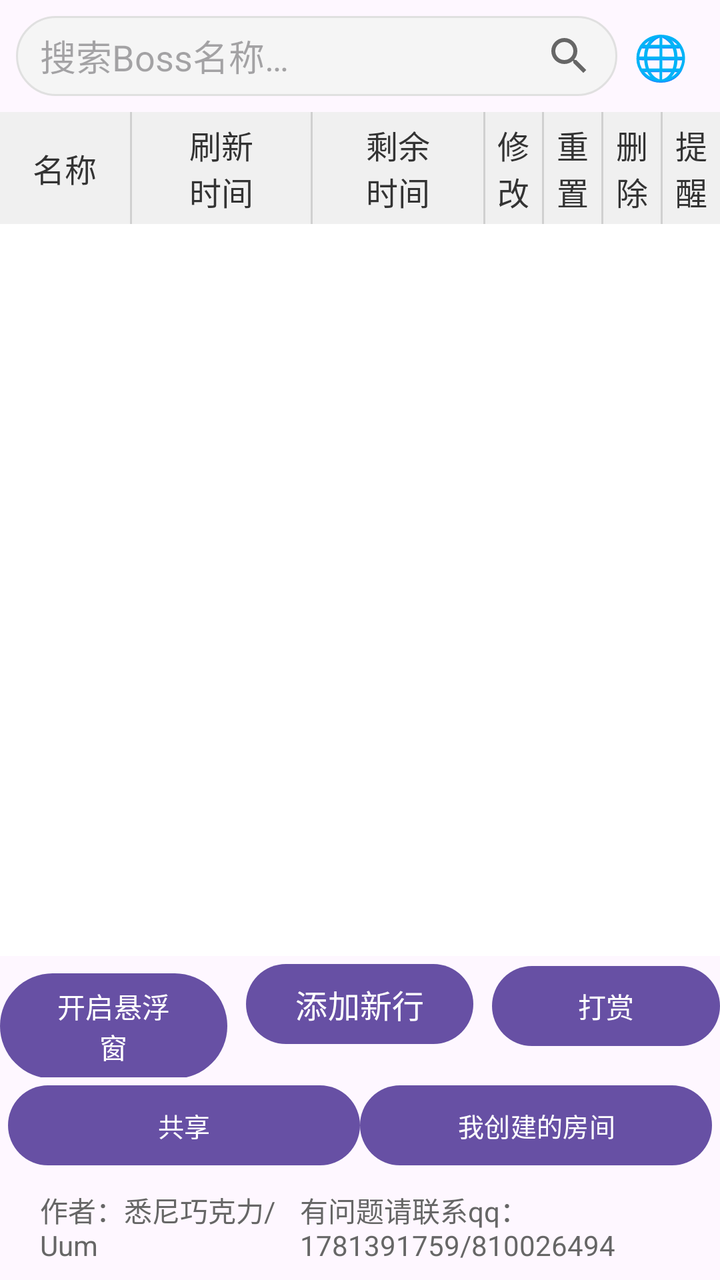
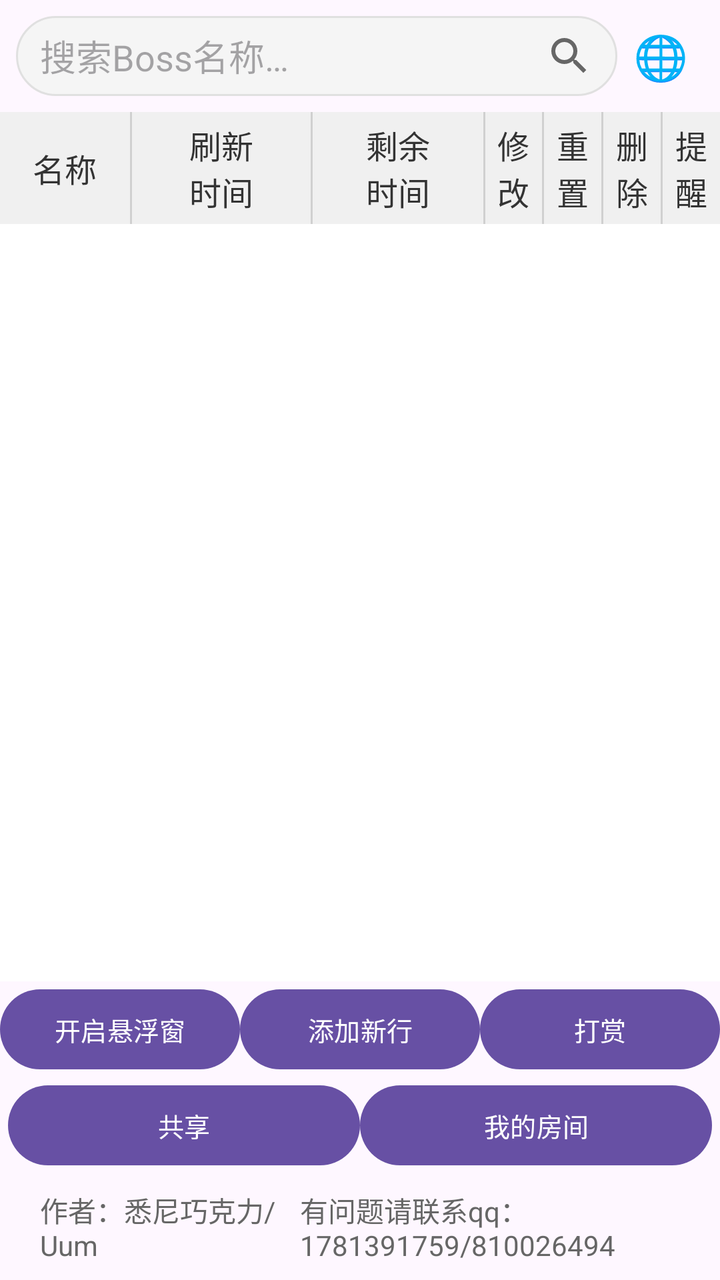

Compare the two renders of this Android layout. The source of the first and the diff that turns it into the second are given below.
<!-- AndroidManifest.xml: application theme Theme.Boss -->
<!-- res/layout/activity_main.xml -->
<?xml version="1.0" encoding="utf-8"?>
<LinearLayout xmlns:android="http://schemas.android.com/apk/res/android"
    xmlns:app="http://schemas.android.com/apk/res-auto"
    xmlns:tools="http://schemas.android.com/tools"
    android:id="@+id/main"
    android:layout_width="match_parent"
    android:layout_height="match_parent"
    android:orientation="vertical"
    android:fitsSystemWindows="true"
    tools:context=".MainActivity">

    
    <LinearLayout
        android:layout_width="match_parent"
        android:layout_height="wrap_content"
        android:orientation="horizontal"
        android:padding="8dp">

        <EditText
            android:id="@+id/search_input"
            android:layout_width="0dp"
            android:layout_height="40dp"
            android:layout_weight="1"
            android:background="@drawable/search_edittext_bg"
            android:cursorVisible="true"
            android:drawableEnd="@drawable/ic_search"
            android:focusableInTouchMode="true"
            android:hint="@string/search_hint"
            android:imeOptions="actionSearch"
            android:inputType="text"
            android:maxLines="1"
            android:paddingStart="12dp"
            android:paddingEnd="12dp"
            android:singleLine="true" />

        
        <TextView
            android:id="@+id/btn_language"
            android:layout_width="wrap_content"
            android:layout_height="40dp"
            android:text="🌐"
            android:textSize="22sp"
            android:background="?attr/selectableItemBackgroundBorderless"
            android:paddingStart="8dp"
            android:paddingEnd="8dp"
            android:gravity="center"
            android:layout_gravity="center_vertical"/>
    </LinearLayout>

    
    <TextView
        android:id="@+id/shared_mode_header"
        android:layout_width="match_parent"
        android:layout_height="wrap_content"
        android:gravity="center"
        android:padding="4dp"
        android:textSize="14sp"
        android:textColor="#FFFFFF"
        android:background="#3F51B5"
        android:visibility="gone" />

    
    <LinearLayout
        android:layout_width="match_parent"
        android:layout_height="wrap_content"
        android:orientation="horizontal"
        android:background="#F0F0F0">   

        <TextView
            android:id="@+id/text1"
            android:layout_width="0dp"
            android:layout_height="match_parent"
            android:layout_weight="16"
            android:gravity="center"
            android:text="@string/column_name"
            android:textSize="16sp"
            android:textColor="#333333" />

        <View
            android:layout_width="1dp"
            android:layout_height="match_parent"
            android:background="#D0D0D0" />

        <TextView
            android:id="@+id/text2"
            android:layout_width="0dp"
            android:layout_height="56dp"
            android:layout_weight="22"
            android:gravity="center"
            android:text="@string/column_refresh"
            android:textSize="16sp"
            android:textColor="#333333" />

        <View
            android:layout_width="1dp"
            android:layout_height="match_parent"
            android:background="#D0D0D0" />

        <TextView
            android:id="@+id/text3"
            android:layout_width="0dp"
            android:layout_height="56dp"
            android:layout_weight="21"
            android:gravity="center"
            android:text="@string/column_remaining"
            android:textSize="16sp"
            android:textColor="#333333" />

        <View
            android:layout_width="1dp"
            android:layout_height="match_parent"
            android:background="#D0D0D0" />

        <TextView
            android:layout_width="0dp"
            android:layout_height="match_parent"
            android:layout_weight="7"
            android:gravity="center"
            android:text="@string/column_edit"
            android:textSize="16sp"
            android:textColor="#333333" />

        <View
            android:layout_width="1dp"
            android:layout_height="match_parent"
            android:background="#D0D0D0" />

        <TextView
            android:layout_width="0dp"
            android:layout_height="match_parent"
            android:layout_weight="7"
            android:gravity="center"
            android:text="@string/column_reset"
            android:textSize="16sp"
            android:textColor="#333333" />

        <View
            android:layout_width="1dp"
            android:layout_height="match_parent"
            android:background="#D0D0D0" />

        <TextView
            android:layout_width="0dp"
            android:layout_height="match_parent"
            android:layout_weight="7"
            android:gravity="center"
            android:text="@string/column_delete"
            android:textSize="16sp"
            android:textColor="#333333" />

        <View
            android:layout_width="1dp"
            android:layout_height="match_parent"
            android:background="#D0D0D0" />

        <TextView
            android:layout_width="0dp"
            android:layout_height="match_parent"
            android:layout_weight="7"
            android:gravity="center"
            android:text="@string/column_notify"
            android:textSize="16sp"
            android:textColor="#333333" />

    </LinearLayout>

    
    <androidx.recyclerview.widget.RecyclerView
        android:id="@+id/recycler_view"
        android:layout_width="match_parent"
        android:layout_height="0dp"
        android:layout_weight="1"
        android:background="#FFFFFF"
        app:layoutManager="androidx.recyclerview.widget.LinearLayoutManager" />

    
    <LinearLayout
        android:layout_width="match_parent"
        android:layout_height="wrap_content"
        android:orientation="horizontal">

        <Button
            android:id="@+id/toggle_floating"
            android:layout_width="0dp"
            android:layout_weight="120"
            android:layout_height="wrap_content"
            android:text="@string/button_toggle_float"
            app:layout_constraintBottom_toBottomOf="parent"
            app:layout_constraintEnd_toEndOf="parent" />

        <View
            android:layout_width="0dp"
            android:layout_height="1dp"
            android:layout_weight="10" />

        <Button
            android:id="@+id/add_button"
            android:layout_width="0dp"
            android:layout_weight="120"
            android:layout_height="wrap_content"
            android:text="@string/button_add_row"
            android:textSize="16sp" />

        <View
            android:layout_width="0dp"
            android:layout_height="1dp"
            android:layout_weight="10" />

        <Button
            android:id="@+id/toggle_money"
            android:layout_width="0dp"
            android:layout_weight="120"
            android:layout_height="wrap_content"
            android:text="@string/button_donate"
            app:layout_constraintBottom_toBottomOf="parent"
            app:layout_constraintEnd_toEndOf="parent" />
    </LinearLayout>

    
    <LinearLayout
        android:layout_width="match_parent"
        android:layout_height="wrap_content"
        android:orientation="horizontal"
        android:paddingStart="4dp"
        android:paddingEnd="4dp"
        android:gravity="center">

        <Button
            android:id="@+id/btn_leave_room"
            android:layout_width="0dp"
            android:layout_weight="1"
            android:layout_height="wrap_content"
            android:text="@string/room_leave"
            android:textSize="13sp"
            android:minWidth="0dp"
            android:paddingStart="4dp"
            android:paddingEnd="4dp"
            android:visibility="gone" />

        <Button
            android:id="@+id/btn_room"
            android:layout_width="0dp"
            android:layout_weight="1"
            android:layout_height="wrap_content"
            android:text="@string/room_button"
            android:textSize="13sp"
            android:minWidth="0dp"
            android:paddingStart="4dp"
            android:paddingEnd="4dp" />

        <Button
            android:id="@+id/btn_my_rooms"
            android:layout_width="0dp"
            android:layout_weight="1"
            android:layout_height="wrap_content"
            android:text="@string/my_rooms_button"
            android:textSize="13sp"
            android:minWidth="0dp"
            android:paddingStart="4dp"
            android:paddingEnd="4dp" />
    </LinearLayout>

    
    <LinearLayout
        android:layout_width="match_parent"
        android:layout_height="wrap_content"
        android:orientation="horizontal">

        <View
            android:layout_width="0dp"
            android:layout_weight="2"
            android:layout_height="1dp"/>

        <TextView
            android:layout_width="0dp"
            android:layout_weight="12"
            android:layout_height="wrap_content"
            android:text="@string/author_text"
            android:textSize="14sp"
            android:textColor="#666666"
            android:layout_marginTop="8dp"
            android:layout_marginBottom="8dp"/>

        <View
            android:layout_width="0dp"
            android:layout_height="1dp"
            android:layout_weight="1"/>

        <TextView
            android:layout_width="0dp"
            android:layout_weight="19"
            android:layout_height="wrap_content"
            android:text="@string/contact_text"
            android:textSize="14sp"
            android:textColor="#666666"
            android:layout_marginTop="8dp"
            android:layout_marginBottom="8dp"/>

        <View
            android:layout_width="0dp"
            android:layout_height="1dp"
            android:layout_weight="2"/>
    </LinearLayout>
</LinearLayout>
<!-- resources referenced by this layout -->
<resources>
  <!-- drawable ic_search (drawable) -->
  <vector xmlns:android="http://schemas.android.com/apk/res/android"
      android:width="24dp"
      android:height="24dp"
      android:viewportWidth="24"
      android:viewportHeight="24">
      <path
          android:fillColor="#666666"
          android:pathData="M15.5,14h-0.79l-0.28,-0.27A6.471,6.471 0,0 0,16 9.5,6.5 6.5,0 1,0 9.5 16c1.61,0 3.09,-0.59 4.23,-1.57l0.27,0.28v0.79l5,4.99L20.49,19l-4.99,-5zM9.5,14A4.5,4.5 0,1 1,14 9.5,4.5 4.5,0 0,1 9.5 14z"/>
  </vector>
  <!-- drawable search_edittext_bg (drawable) -->
  <?xml version="1.0" encoding="utf-8"?>
  <shape xmlns:android="http://schemas.android.com/apk/res/android">
      <solid android:color="#F5F5F5"/>
      <corners android:radius="20dp"/>
      <stroke android:width="1dp" android:color="#E0E0E0"/>
  </shape>
  <string name="author_text">作者：悉尼巧克力/Uum</string>
  <string name="button_add_row">添加新行</string>
  <string name="button_donate">打赏</string>
  <string name="button_toggle_float">开启悬浮窗</string>
  <string name="column_delete">删\n除</string>
  <string name="column_edit">修\n改</string>
  <string name="column_name">名称</string>
  <string name="column_notify">提\n醒</string>
  <string name="column_refresh">刷新\n时间</string>
  <string name="column_remaining">剩余\n时间</string>
  <string name="column_reset">重\n置</string>
  <string name="contact_text">有问题请联系qq：1781391759/810026494</string>
  <string name="my_rooms_button">我创建的房间</string>
  <string name="room_button">共享</string>
  <string name="room_leave">离开房间</string>
  <string name="search_hint">搜索Boss名称…</string>
  <style name="Theme.Boss" parent="Base.Theme.Boss" />
  <style name="Base.Theme.Boss" parent="Theme.Material3.DayNight.NoActionBar">
          
          
      </style>
</resources>

<!-- the commit's change to res/layout/activity_main.xml (unified diff, before → after) -->
@@ -48,16 +48,42 @@
     </LinearLayout>
 
     
-    <TextView
+    <LinearLayout
         android:id="@+id/shared_mode_header"
         android:layout_width="match_parent"
         android:layout_height="wrap_content"
         android:gravity="center"
         android:padding="4dp"
-        android:textSize="14sp"
-        android:textColor="#FFFFFF"
         android:background="#3F51B5"
-        android:visibility="gone" />
+        android:visibility="gone"
+        android:orientation="horizontal">
+
+        <TextView
+            android:id="@+id/header_fav_icon"
+            android:layout_width="wrap_content"
+            android:layout_height="wrap_content"
+            android:text="☆"
+            android:textSize="18sp"
+            android:textColor="#FFD700" />
+
+        <TextView
+            android:id="@+id/header_fav_text"
+            android:layout_width="wrap_content"
+            android:layout_height="wrap_content"
+            android:text="@string/favorite"
+            android:textSize="12sp"
+            android:textColor="#FFD700"
+            android:paddingEnd="6dp" />
+
+        <TextView
+            android:id="@+id/header_text"
+            android:layout_width="0dp"
+            android:layout_weight="1"
+            android:layout_height="wrap_content"
+            android:gravity="center"
+            android:textSize="14sp"
+            android:textColor="#FFFFFF" />
+    </LinearLayout>
 
     
     <LinearLayout
@@ -177,41 +203,34 @@
     <LinearLayout
         android:layout_width="match_parent"
         android:layout_height="wrap_content"
-        android:orientation="horizontal">
+        android:orientation="horizontal"
+        android:gravity="center">
 
         <Button
             android:id="@+id/toggle_floating"
             android:layout_width="0dp"
-            android:layout_weight="120"
+            android:layout_weight="1"
             android:layout_height="wrap_content"
             android:text="@string/button_toggle_float"
+            android:textSize="13sp"
             app:layout_constraintBottom_toBottomOf="parent"
             app:layout_constraintEnd_toEndOf="parent" />
 
-        <View
-            android:layout_width="0dp"
-            android:layout_height="1dp"
-            android:layout_weight="10" />
-
         <Button
             android:id="@+id/add_button"
             android:layout_width="0dp"
-            android:layout_weight="120"
+            android:layout_weight="1"
             android:layout_height="wrap_content"
             android:text="@string/button_add_row"
-            android:textSize="16sp" />
-
-        <View
-            android:layout_width="0dp"
-            android:layout_height="1dp"
-            android:layout_weight="10" />
+            android:textSize="13sp" />
 
         <Button
             android:id="@+id/toggle_money"
             android:layout_width="0dp"
-            android:layout_weight="120"
+            android:layout_weight="1"
             android:layout_height="wrap_content"
             android:text="@string/button_donate"
+            android:textSize="13sp"
             app:layout_constraintBottom_toBottomOf="parent"
             app:layout_constraintEnd_toEndOf="parent" />
     </LinearLayout>
<!-- resource entries referenced after the edit -->
@@ -29,7 +29,8 @@
   <string name="column_remaining">剩余\n时间</string>
   <string name="column_reset">重\n置</string>
   <string name="contact_text">有问题请联系qq：1781391759/810026494</string>
-  <string name="my_rooms_button">我创建的房间</string>
+  <string name="favorite">收藏</string>
+  <string name="my_rooms_button">我的房间</string>
   <string name="room_button">共享</string>
   <string name="room_leave">离开房间</string>
   <string name="search_hint">搜索Boss名称…</string>
